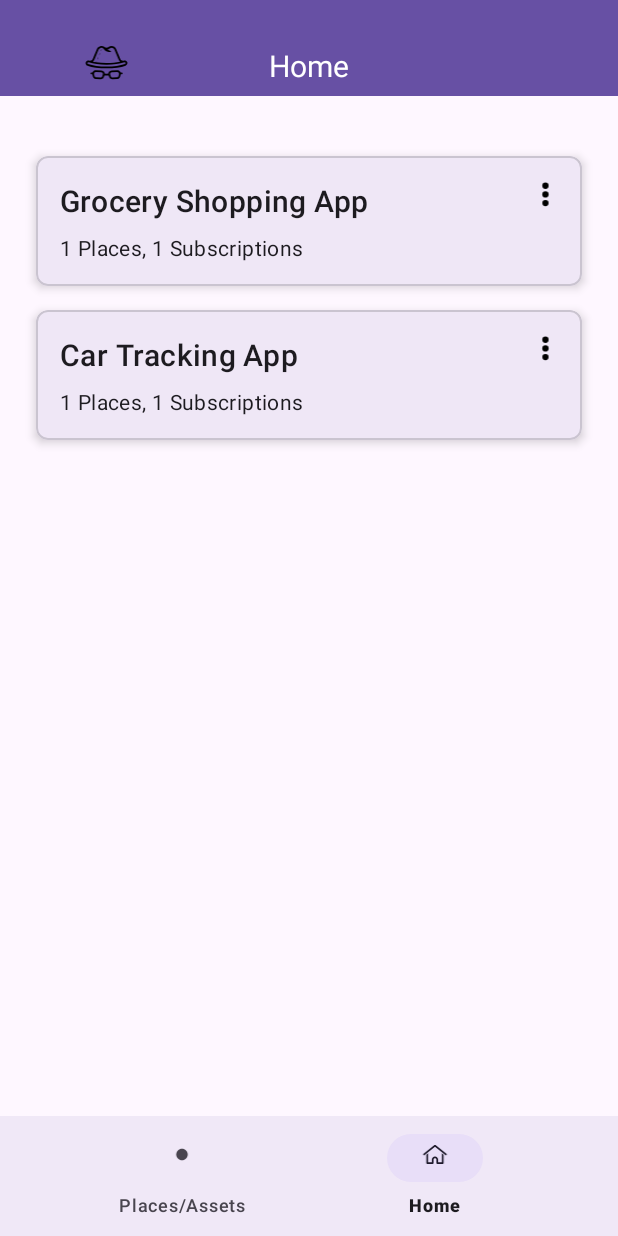
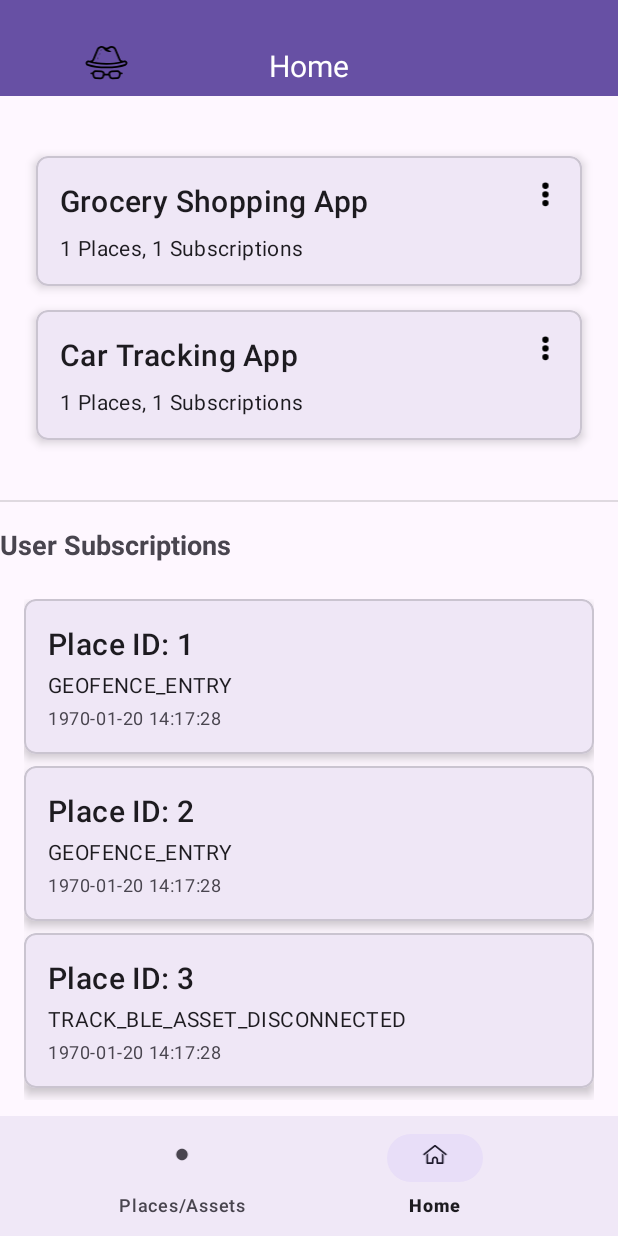
Before and after one commit to itissid/privyloci, an Android app: the screen it shows after launch (MainActivity), on a phone screen of 412 x 824 dp. Run offline under Robolectric (Android 15) with nearby library versions, the phone set to English and light mode, and no system bars.

Commit message:
Data model for user events and some mock data

```diff
--- a/app/src/main/java/me/itissid/privyloci/HomeFragment.kt
+++ b/app/src/main/java/me/itissid/privyloci/HomeFragment.kt
@@ -7,9 +7,11 @@ import androidx.recyclerview.widget.LinearLayoutManager
 import androidx.recyclerview.widget.RecyclerView
 import me.itissid.privyloci.AppAdapter
 import me.itissid.privyloci.R
+import me.itissid.privyloci.UserSubscriptionAdapter
 import me.itissid.privyloci.datamodels.AppContainer
+import me.itissid.privyloci.datamodels.Subscription
 
-class HomeFragment(private val appContainers: List<AppContainer>) : Fragment() {
+class HomeFragment(private val appContainers: List<AppContainer>, private val userSubscriptions: List<Subscription>) : Fragment() {
 
     override fun onCreateView(
         inflater: LayoutInflater, container: ViewGroup?,
@@ -26,10 +28,9 @@ class HomeFragment(private val appContainers: List<AppContainer>) : Fragment() {
         appRecyclerView.adapter = AppAdapter(appContainers)
 
         // If you want to handle user subscriptions separately, set up another RecyclerView here
-        // Example:
-        // val userRecyclerView = view.findViewById<RecyclerView>(R.id.user_recycler_view)
-        // userRecyclerView.layoutManager = LinearLayoutManager(context)
-        // userRecyclerView.adapter = UserAdapter(userSubscriptions)
+         val userRecyclerView = view.findViewById<RecyclerView>(R.id.user_recycler_view)
+         userRecyclerView.layoutManager = LinearLayoutManager(context)
+         userRecyclerView.adapter = UserSubscriptionAdapter(userSubscriptions)
 
         return view
     }
--- a/app/src/main/java/me/itissid/privyloci/MainActivity.kt
+++ b/app/src/main/java/me/itissid/privyloci/MainActivity.kt
@@ -28,6 +28,7 @@ class MainActivity : AppCompatActivity() {
 
 
     private lateinit var appContainers: List<AppContainer>
+    private lateinit var userSubscriptions: List<Subscription>
     private lateinit var places: List<PlaceTag>
     private lateinit var toolbarTitle: TextView
     override fun onCreate(savedInstanceState: Bundle?) {
@@ -39,6 +40,8 @@ class MainActivity : AppCompatActivity() {
         // Load data from JSON
         val (placesList, assetsList, subscriptionsList) = loadDataFromJson()
         appContainers = processAppContainers(subscriptionsList)
+        userSubscriptions = subscriptionsList.filter { it.type == SubscriptionType.USER }
+
         places = placesList + assetsList // Combine places and assets into one list
 
         toolbarTitle = findViewById(R.id.toolbar_title)
@@ -48,7 +51,7 @@ class MainActivity : AppCompatActivity() {
         bottomNavigationView.setOnNavigationItemSelectedListener { item ->
             when (item.itemId) {
                 R.id.nav_home -> {
-                    replaceFragment(HomeFragment(appContainers), getString(R.string.home))
+                    replaceFragment(HomeFragment(appContainers, userSubscriptions), getString(R.string.home))
                     true
                 }
 
--- /dev/null
+++ b/app/src/main/java/me/itissid/privyloci/UserSubscriptionAdapter.kt
@@ -0,0 +1,34 @@
+package me.itissid.privyloci
+
+import android.view.LayoutInflater
+import android.view.View
+import android.view.ViewGroup
+import android.widget.TextView
+import androidx.recyclerview.widget.RecyclerView
+import me.itissid.privyloci.R
+import me.itissid.privyloci.datamodels.Subscription
+
+class UserSubscriptionAdapter(private val subscriptions: List<Subscription>) :
+    RecyclerView.Adapter<UserSubscriptionAdapter.UserSubscriptionViewHolder>() {
+
+    class UserSubscriptionViewHolder(itemView: View) : RecyclerView.ViewHolder(itemView) {
+        val placeName: TextView = itemView.findViewById(R.id.place_name)
+        val eventType: TextView = itemView.findViewById(R.id.event_type)
+        val dateTime: TextView = itemView.findViewById(R.id.date_time)
+    }
+
+    override fun onCreateViewHolder(parent: ViewGroup, viewType: Int): UserSubscriptionViewHolder {
+        val view = LayoutInflater.from(parent.context)
+            .inflate(R.layout.user_subscription_card, parent, false)
+        return UserSubscriptionViewHolder(view)
+    }
+
+    override fun onBindViewHolder(holder: UserSubscriptionViewHolder, position: Int) {
+        val subscription = subscriptions[position]
+        holder.placeName.text = "Place ID: ${subscription.placeTagId}" // Replace with actual place name if available
+        holder.eventType.text = subscription.event.type.name
+        holder.dateTime.text = subscription.formattedDate // Format as needed
+    }
+
+    override fun getItemCount() = subscriptions.size
+}
--- a/app/src/main/java/me/itissid/privyloci/datamodels/DataModels.kt
+++ b/app/src/main/java/me/itissid/privyloci/datamodels/DataModels.kt
@@ -1,4 +1,9 @@
 package me.itissid.privyloci.datamodels
+
+import java.text.SimpleDateFormat
+import java.util.Date
+import java.util.Locale
+import java.util.TimeZone
 
 data class PlaceTag(
     val id: Int,
@@ -22,7 +27,16 @@ data class Subscription(
     val isActive: Boolean,
     val expirationDt: Long?,
     val event: Event
-)
+) {
+    // Custom property to format the timestamp into a date string
+    val formattedDate: String
+        get() {
+            val date = Date(createdAt)
+            val format = SimpleDateFormat("yyyy-MM-dd HH:mm:ss", Locale.getDefault())
+            format.timeZone = TimeZone.getDefault() // Use the user's current timezone
+            return format.format(date)
+        }
+}
 
 data class Event(
     val type: EventType,
--- a/app/src/main/res/layout/fragment_home.xml
+++ b/app/src/main/res/layout/fragment_home.xml
@@ -12,6 +12,28 @@
         android:layout_height="wrap_content"
         android:padding="16dp"
         android:layout_marginTop="16dp" />
+    <!-- Divider -->
+    <View
+        android:layout_width="match_parent"
+        android:layout_height="1dp"
+        android:background="?android:attr/listDivider"
+        android:layout_marginTop="16dp"
+        android:layout_marginBottom="16dp" />
 
+    <!-- User Subscriptions Section -->
+    <TextView
+        android:id="@+id/user_subscription_title"
+        android:layout_width="wrap_content"
+        android:layout_height="wrap_content"
+        android:text="User Subscriptions"
+        android:textStyle="bold"
+        android:textSize="18sp"
+        android:layout_marginBottom="8dp" />
+    <!-- RecyclerView for User Subscriptions -->
+    <androidx.recyclerview.widget.RecyclerView
+        android:id="@+id/user_recycler_view"
+        android:layout_width="match_parent"
+        android:layout_height="wrap_content"
+        android:padding="16dp" />
     <!-- You can add another RecyclerView here for User Subscriptions if needed -->
 </LinearLayout>
--- /dev/null
+++ b/app/src/main/res/layout/user_subscription_card.xml
@@ -0,0 +1,43 @@
+<?xml version="1.0" encoding="utf-8"?>
+<com.google.android.material.card.MaterialCardView
+    xmlns:android="http://schemas.android.com/apk/res/android"
+    xmlns:app="http://schemas.android.com/apk/res-auto"
+    android:layout_width="match_parent"
+    android:layout_height="wrap_content"
+    android:layout_marginBottom="8dp"
+    app:cardElevation="4dp"
+    app:cardCornerRadius="8dp">
+
+    <LinearLayout
+        android:layout_width="match_parent"
+        android:layout_height="wrap_content"
+        android:orientation="vertical"
+        android:padding="16dp">
+
+        <!-- Place Name -->
+        <TextView
+            android:id="@+id/place_name"
+            android:layout_width="wrap_content"
+            android:layout_height="wrap_content"
+            android:text="Place Name"
+            android:textAppearance="@style/TextAppearance.MaterialComponents.Headline6" />
+
+        <!-- Event Type -->
+        <TextView
+            android:id="@+id/event_type"
+            android:layout_width="wrap_content"
+            android:layout_height="wrap_content"
+            android:text="Event Type"
+            android:layout_marginTop="4dp"
+            android:textAppearance="@style/TextAppearance.MaterialComponents.Body2" />
+
+        <!-- Date and Time -->
+        <TextView
+            android:id="@+id/date_time"
+            android:layout_width="wrap_content"
+            android:layout_height="wrap_content"
+            android:text="Date and Time"
+            android:layout_marginTop="4dp"
+            android:textAppearance="@style/TextAppearance.MaterialComponents.Caption" />
+    </LinearLayout>
+</com.google.android.material.card.MaterialCardView>
```
Also changed, not shown: 1 other file.
